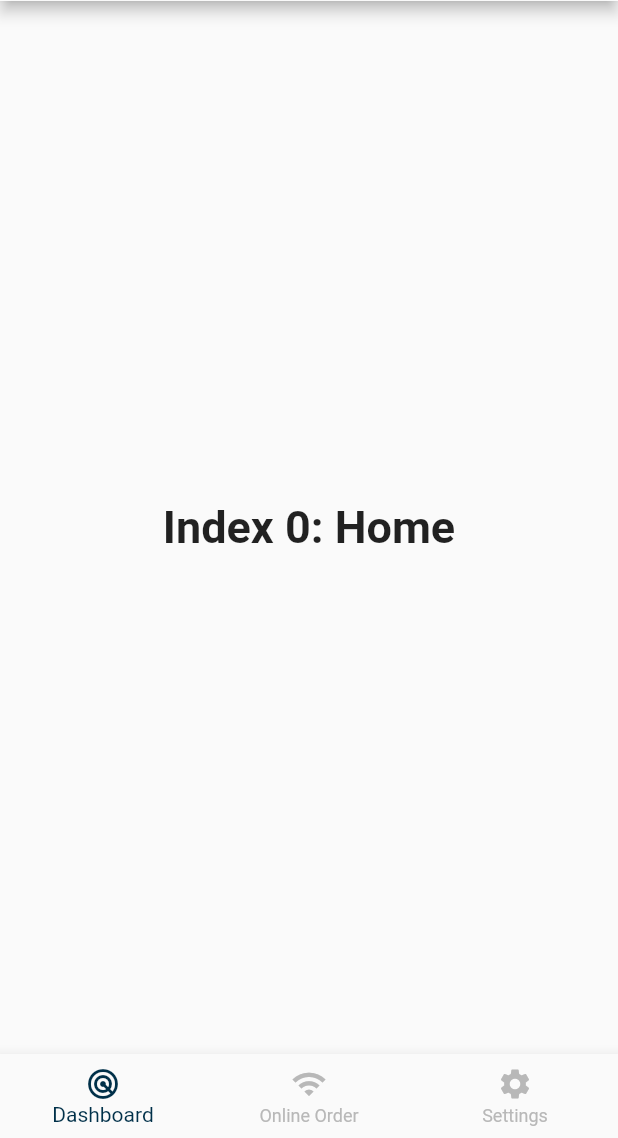
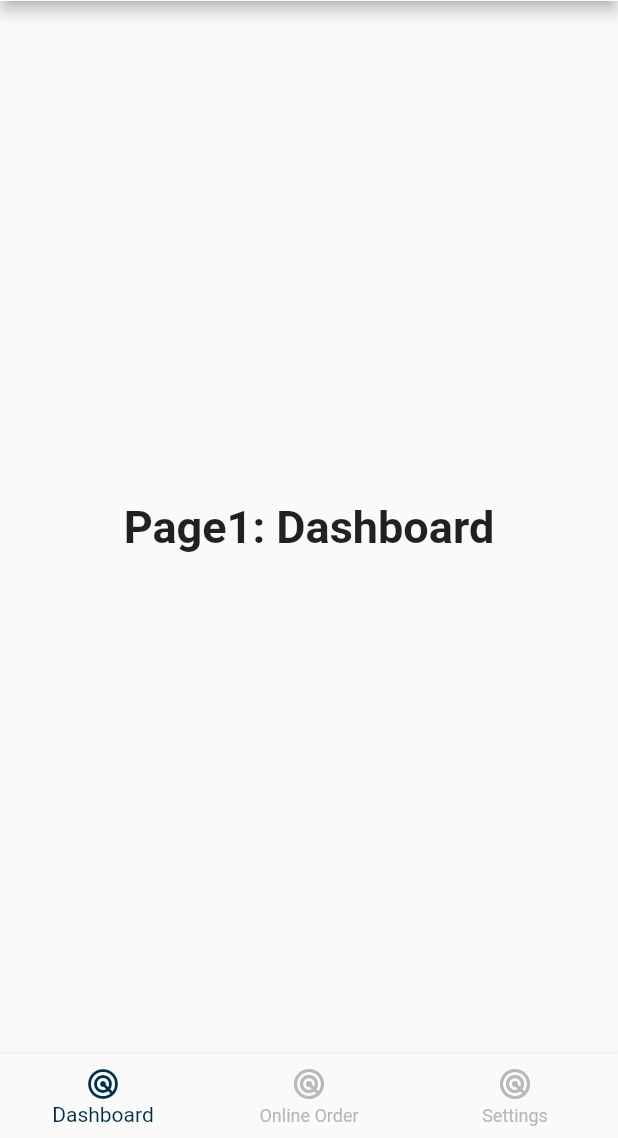
Before and after one commit to PranaTobing/inpos, a Flutter app: the screen it shows after launch, on a phone screen of 412 x 824 dp, the part 98-1236 px from its top. Run offline on Flutter 3.47's test engine with Material 2 defaults, Android fonts, the phone set to English and light mode, and no system bars; our stand-ins replace flutter_svg.

Commit message:
navigation bar refactor

```diff
--- a/lib/screens/main_screen.dart
+++ b/lib/screens/main_screen.dart
@@ -1,7 +1,8 @@
 import 'package:flutter/material.dart';
 import 'package:inpos/screens/dashboard/header/header_screen.dart';
-import 'package:inpos/settings/constants.dart';
 import 'package:inpos/settings/size_config.dart';
+
+import 'navigation_bar/menu_bar_widget.dart';
 
 class MainScreen extends StatefulWidget {
   const MainScreen({Key? key}) : super(key: key);
@@ -16,15 +17,15 @@ class _MainScreenState extends State<MainScreen> {
       TextStyle(fontSize: 30, fontWeight: FontWeight.bold);
   static const List<Widget> _widgetOptions = <Widget>[
     Text(
-      'Index 0: Home',
+      'Page1: Dashboard',
       style: optionStyle,
     ),
     Text(
-      'Index 1: Business',
+      'Page2: Online Order',
       style: optionStyle,
     ),
     Text(
-      'Index 2: School',
+      'Page3: Settings',
       style: optionStyle,
     ),
   ];
@@ -39,37 +40,14 @@ class _MainScreenState extends State<MainScreen> {
   Widget build(BuildContext context) {
     SizeConfig().init(context);
     return Scaffold(
-        appBar: const DashboardHeaderWidget(),
-        body: Center(
-          child: _widgetOptions.elementAt(_selectedIndex),
-        ),
-        bottomNavigationBar: BottomNavigationBar(
-          items: const <BottomNavigationBarItem>[
-            BottomNavigationBarItem(
-              icon: Icon(
-                Icons.radar,
-              ),
-              label: 'Dashboard',
-            ),
-            BottomNavigationBarItem(
-              icon: Icon(
-                Icons.wifi,
-              ),
-              label: 'Online Order',
-            ),
-            BottomNavigationBarItem(
-              icon: Icon(
-                Icons.settings,
-              ),
-              label: 'Settings',
-            ),
-          ],
-          currentIndex: _selectedIndex,
-          unselectedIconTheme: const IconThemeData(color: colorNotSelected),
-          selectedIconTheme: const IconThemeData(color: colorSelected),
-          selectedItemColor: colorSelected,
-          unselectedItemColor: colorNotSelected,
-          onTap: _onItemTapped,
-        ));
+      appBar: const DashboardHeaderWidget(),
+      body: Center(
+        child: _widgetOptions.elementAt(_selectedIndex),
+      ),
+      bottomNavigationBar: MenuBarWidget(
+        selectedPage: _selectedIndex,
+        onTap: _onItemTapped,
+      ),
+    );
   }
 }
--- /dev/null
+++ b/lib/screens/navigation_bar/menu_bar_widget.dart
@@ -0,0 +1,38 @@
+import 'package:flutter/material.dart';
+
+import '../../settings/constants.dart';
+import 'navigation_constant.dart';
+
+class MenuBarWidget extends StatelessWidget {
+  const MenuBarWidget(
+      {Key? key, required this.selectedPage, required this.onTap})
+      : super(key: key);
+  final int selectedPage;
+  final Function(int)? onTap;
+  @override
+  Widget build(BuildContext context) {
+    return BottomNavigationBar(
+      items: <BottomNavigationBarItem>[
+        menuBarItem(icon: Icons.radar, label: dashboard),
+        menuBarItem(icon: Icons.wifi, label: onlineOrder),
+        menuBarItem(icon: Icons.settings, label: settings),
+      ],
+      currentIndex: selectedPage,
+      unselectedIconTheme: const IconThemeData(color: colorNotSelected),
+      selectedIconTheme: const IconThemeData(color: colorSelected),
+      selectedItemColor: colorSelected,
+      unselectedItemColor: colorNotSelected,
+      onTap: onTap,
+    );
+  }
+
+  BottomNavigationBarItem menuBarItem(
+      {required IconData icon, required String label}) {
+    return BottomNavigationBarItem(
+      icon: const Icon(
+        Icons.radar,
+      ),
+      label: label,
+    );
+  }
+}
--- /dev/null
+++ b/lib/screens/navigation_bar/navigation_constant.dart
@@ -0,0 +1,3 @@
+const String dashboard = 'Dashboard';
+const String onlineOrder = 'Online Order';
+const String settings = 'Settings';
```
